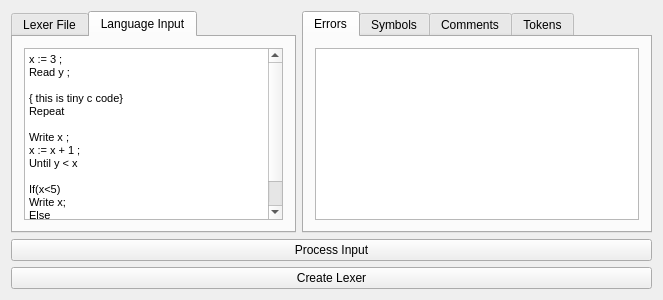
The window that mainwindow.ui (MoustaphaSaad/Compiler-Task-01) describes before a commit, drawn with Qt 5.
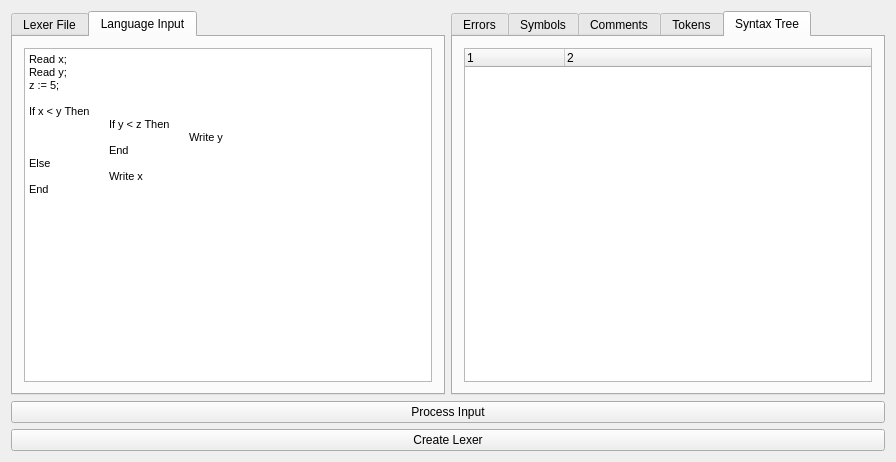
The same window after the commit. The open tabs and pages were chosen to show the change.

The edit to the form file:
```diff
--- a/mainwindow.ui
+++ b/mainwindow.ui
@@ -6,8 +6,8 @@
    <rect>
     <x>0</x>
     <y>0</y>
-    <width>663</width>
-    <height>300</height>
+    <width>896</width>
+    <height>462</height>
    </rect>
   </property>
   <property name="windowTitle">
@@ -20,7 +20,7 @@
       <item row="0" column="1">
        <widget class="QTabWidget" name="SymbolTab">
         <property name="sizePolicy">
-         <sizepolicy hsizetype="Fixed" vsizetype="Expanding">
+         <sizepolicy hsizetype="MinimumExpanding" vsizetype="Expanding">
           <horstretch>0</horstretch>
           <verstretch>0</verstretch>
          </sizepolicy>
@@ -31,6 +31,12 @@
           <height>0</height>
          </size>
         </property>
+        <property name="maximumSize">
+         <size>
+          <width>700</width>
+          <height>16777215</height>
+         </size>
+        </property>
         <property name="currentIndex">
          <number>0</number>
         </property>
@@ -91,6 +97,30 @@
           </item>
          </layout>
         </widget>
+        <widget class="QWidget" name="tab_7">
+         <attribute name="title">
+          <string>Syntax Tree</string>
+         </attribute>
+         <layout class="QHBoxLayout" name="horizontalLayout_6">
+          <item>
+           <widget class="QTreeWidget" name="treeWidget">
+            <property name="columnCount">
+             <number>2</number>
+            </property>
+            <column>
+             <property name="text">
+              <string notr="true">1</string>
+             </property>
+            </column>
+            <column>
+             <property name="text">
+              <string notr="true">2</string>
+             </property>
+            </column>
+           </widget>
+          </item>
+         </layout>
+        </widget>
        </widget>
       </item>
       <item row="0" column="0">
@@ -149,21 +179,17 @@
 &lt;html&gt;&lt;head&gt;&lt;meta name=&quot;qrichtext&quot; content=&quot;1&quot; /&gt;&lt;style type=&quot;text/css&quot;&gt;
 p, li { white-space: pre-wrap; }
 &lt;/style&gt;&lt;/head&gt;&lt;body style=&quot; font-family:'MS Shell Dlg 2'; font-size:8.25pt; font-weight:400; font-style:normal;&quot;&gt;
-&lt;p style=&quot; margin-top:0px; margin-bottom:0px; margin-left:0px; margin-right:0px; -qt-block-indent:0; text-indent:0px;&quot;&gt;&lt;a name=&quot;code&quot;&gt;&lt;/a&gt;&lt;span style=&quot; font-family:'Courier New,courier'; font-size:8pt; color:#000000;&quot;&gt;x&lt;/span&gt;&lt;span style=&quot; font-family:'Courier New,courier'; font-size:8pt; color:#000000;&quot;&gt; := 3 ;&lt;/span&gt;&lt;/p&gt;
-&lt;p style=&quot; margin-top:0px; margin-bottom:0px; margin-left:0px; margin-right:0px; -qt-block-indent:0; text-indent:0px;&quot;&gt;&lt;span style=&quot; font-family:'Courier New,courier'; font-size:8pt; color:#000000;&quot;&gt;Read y ;&lt;/span&gt;&lt;/p&gt;
+&lt;p style=&quot; margin-top:0px; margin-bottom:0px; margin-left:0px; margin-right:0px; -qt-block-indent:0; text-indent:0px;&quot;&gt;&lt;span style=&quot; font-family:'Courier New,courier'; font-size:8pt; color:#000000;&quot;&gt;Read x;&lt;/span&gt;&lt;/p&gt;
+&lt;p style=&quot; margin-top:0px; margin-bottom:0px; margin-left:0px; margin-right:0px; -qt-block-indent:0; text-indent:0px;&quot;&gt;&lt;span style=&quot; font-family:'Courier New,courier'; font-size:8pt; color:#000000;&quot;&gt;Read y;&lt;/span&gt;&lt;/p&gt;
+&lt;p style=&quot; margin-top:0px; margin-bottom:0px; margin-left:0px; margin-right:0px; -qt-block-indent:0; text-indent:0px;&quot;&gt;&lt;span style=&quot; font-family:'Courier New,courier'; font-size:8pt; color:#000000;&quot;&gt;z := 5;&lt;/span&gt;&lt;/p&gt;
 &lt;p style=&quot;-qt-paragraph-type:empty; margin-top:0px; margin-bottom:0px; margin-left:0px; margin-right:0px; -qt-block-indent:0; text-indent:0px; font-family:'Courier New,courier'; font-size:8pt; color:#000000;&quot;&gt;&lt;br /&gt;&lt;/p&gt;
-&lt;p style=&quot; margin-top:0px; margin-bottom:0px; margin-left:0px; margin-right:0px; -qt-block-indent:0; text-indent:0px;&quot;&gt;&lt;span style=&quot; font-family:'Courier New,courier'; font-size:8pt; color:#000000;&quot;&gt;{ this is tiny c code}&lt;/span&gt;&lt;/p&gt;
-&lt;p style=&quot; margin-top:0px; margin-bottom:0px; margin-left:0px; margin-right:0px; -qt-block-indent:0; text-indent:0px;&quot;&gt;&lt;span style=&quot; font-family:'Courier New,courier'; font-size:8pt; color:#000000;&quot;&gt;Repeat &lt;/span&gt;&lt;/p&gt;
-&lt;p style=&quot;-qt-paragraph-type:empty; margin-top:0px; margin-bottom:0px; margin-left:0px; margin-right:0px; -qt-block-indent:0; text-indent:0px; font-family:'Courier New,courier'; font-size:8pt; color:#000000;&quot;&gt;&lt;br /&gt;&lt;/p&gt;
-&lt;p style=&quot; margin-top:0px; margin-bottom:0px; margin-left:0px; margin-right:0px; -qt-block-indent:0; text-indent:0px;&quot;&gt;&lt;span style=&quot; font-family:'Courier New,courier'; font-size:8pt; color:#000000;&quot;&gt;Write x ;&lt;/span&gt;&lt;/p&gt;
-&lt;p style=&quot; margin-top:0px; margin-bottom:0px; margin-left:0px; margin-right:0px; -qt-block-indent:0; text-indent:0px;&quot;&gt;&lt;span style=&quot; font-family:'Courier New,courier'; font-size:8pt; color:#000000;&quot;&gt;x := x + 1 ;&lt;/span&gt;&lt;/p&gt;
-&lt;p style=&quot; margin-top:0px; margin-bottom:0px; margin-left:0px; margin-right:0px; -qt-block-indent:0; text-indent:0px;&quot;&gt;&lt;span style=&quot; font-family:'Courier New,courier'; font-size:8pt; color:#000000;&quot;&gt;Until y &amp;lt; x&lt;/span&gt;&lt;/p&gt;
-&lt;p style=&quot;-qt-paragraph-type:empty; margin-top:0px; margin-bottom:0px; margin-left:0px; margin-right:0px; -qt-block-indent:0; text-indent:0px; font-family:'Courier New,courier'; font-size:8pt; color:#000000;&quot;&gt;&lt;br /&gt;&lt;/p&gt;
-&lt;p style=&quot; margin-top:0px; margin-bottom:0px; margin-left:0px; margin-right:0px; -qt-block-indent:0; text-indent:0px;&quot;&gt;&lt;span style=&quot; font-family:'Courier New,courier'; font-size:8pt; color:#000000;&quot;&gt;If(x&amp;lt;5)&lt;/span&gt;&lt;/p&gt;
-&lt;p style=&quot; margin-top:0px; margin-bottom:0px; margin-left:0px; margin-right:0px; -qt-block-indent:0; text-indent:0px;&quot;&gt;&lt;span style=&quot; font-family:'Courier New,courier'; font-size:8pt; color:#000000;&quot;&gt;Write x;&lt;/span&gt;&lt;/p&gt;
+&lt;p style=&quot; margin-top:0px; margin-bottom:0px; margin-left:0px; margin-right:0px; -qt-block-indent:0; text-indent:0px;&quot;&gt;&lt;span style=&quot; font-family:'Courier New,courier'; font-size:8pt; color:#000000;&quot;&gt;If x &amp;lt; y Then&lt;/span&gt;&lt;/p&gt;
+&lt;p style=&quot; margin-top:0px; margin-bottom:0px; margin-left:0px; margin-right:0px; -qt-block-indent:0; text-indent:0px;&quot;&gt;&lt;span style=&quot; font-family:'Courier New,courier'; font-size:8pt; color:#000000;&quot;&gt;	If y &amp;lt; z Then&lt;/span&gt;&lt;/p&gt;
+&lt;p style=&quot; margin-top:0px; margin-bottom:0px; margin-left:0px; margin-right:0px; -qt-block-indent:0; text-indent:0px;&quot;&gt;&lt;span style=&quot; font-family:'Courier New,courier'; font-size:8pt; color:#000000;&quot;&gt;		Write y&lt;/span&gt;&lt;/p&gt;
+&lt;p style=&quot; margin-top:0px; margin-bottom:0px; margin-left:0px; margin-right:0px; -qt-block-indent:0; text-indent:0px;&quot;&gt;&lt;span style=&quot; font-family:'Courier New,courier'; font-size:8pt; color:#000000;&quot;&gt;	End&lt;/span&gt;&lt;/p&gt;
 &lt;p style=&quot; margin-top:0px; margin-bottom:0px; margin-left:0px; margin-right:0px; -qt-block-indent:0; text-indent:0px;&quot;&gt;&lt;span style=&quot; font-family:'Courier New,courier'; font-size:8pt; color:#000000;&quot;&gt;Else&lt;/span&gt;&lt;/p&gt;
-&lt;p style=&quot; margin-top:0px; margin-bottom:0px; margin-left:0px; margin-right:0px; -qt-block-indent:0; text-indent:0px;&quot;&gt;&lt;span style=&quot; font-family:'Courier New,courier'; font-size:8pt; color:#000000;&quot;&gt;Write y;&lt;/span&gt;&lt;/p&gt;
-&lt;p style=&quot;-qt-paragraph-type:empty; margin-top:0px; margin-bottom:0px; margin-left:0px; margin-right:0px; -qt-block-indent:0; text-indent:0px; font-family:'Courier New,courier'; font-size:8pt; color:#000000;&quot;&gt;&lt;br /&gt;&lt;/p&gt;&lt;/body&gt;&lt;/html&gt;</string>
+&lt;p style=&quot; margin-top:0px; margin-bottom:0px; margin-left:0px; margin-right:0px; -qt-block-indent:0; text-indent:0px;&quot;&gt;&lt;span style=&quot; font-family:'Courier New,courier'; font-size:8pt; color:#000000;&quot;&gt;	Write x&lt;/span&gt;&lt;/p&gt;
+&lt;p style=&quot; margin-top:0px; margin-bottom:0px; margin-left:0px; margin-right:0px; -qt-block-indent:0; text-indent:0px;&quot;&gt;&lt;span style=&quot; font-family:'Courier New,courier'; font-size:8pt; color:#000000;&quot;&gt;End&lt;/span&gt;&lt;/p&gt;&lt;/body&gt;&lt;/html&gt;</string>
             </property>
            </widget>
           </item>
```
Left out of the diff: 30 changed lines with no effect on the pictures.
